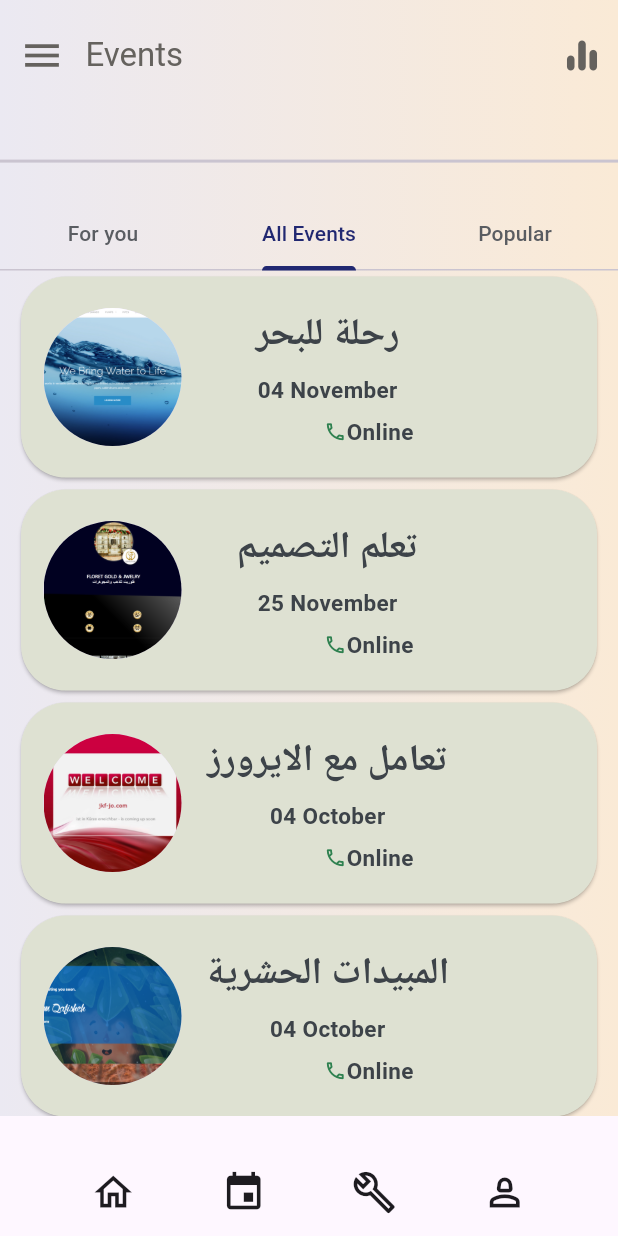
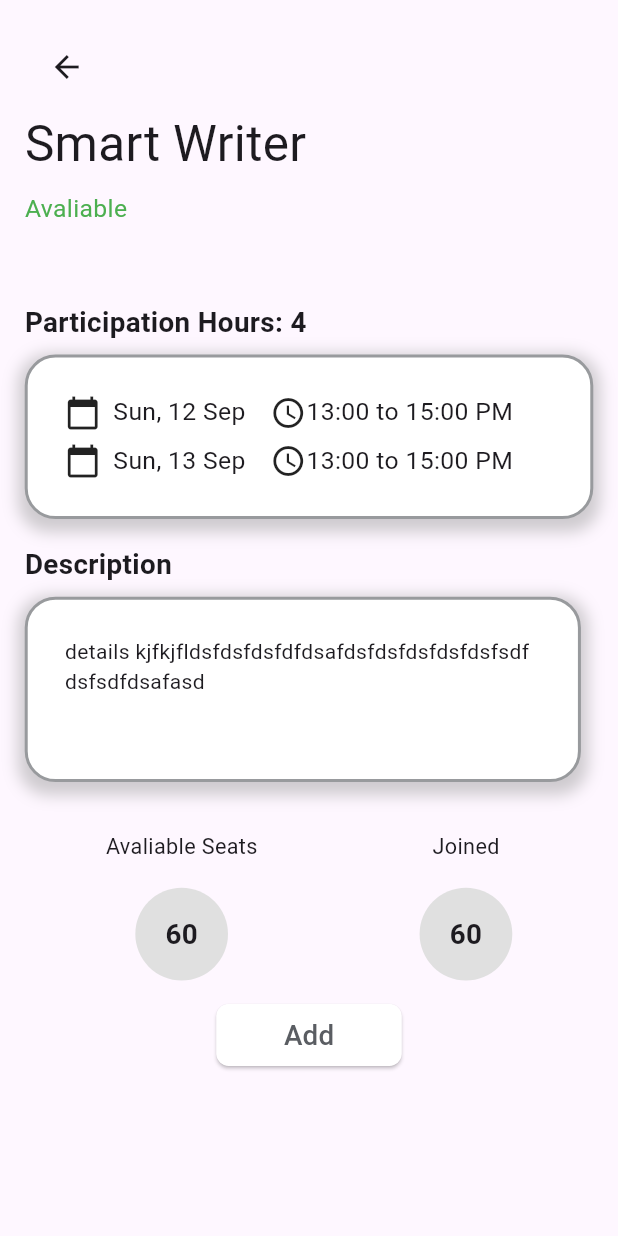
Before and after one commit to asem-kurd/gen-z, a Flutter app: the screen it shows after launch, on a phone screen of 412 x 824 dp. Run offline on Flutter 3.47's test engine with Material 3 defaults, Android fonts, the phone set to English and light mode, and no system bars; our stand-ins replace device_preview, get; missing offline and left inert: drop_down_list.

Commit message:
Add Event details screen #AK

```diff
--- /dev/null
+++ b/lib/create account/add_events.dart
@@ -0,0 +1,39 @@
+import 'package:flutter/material.dart';
+import 'package:flutter_application_99/repetitions/icon_bar.dart';
+import 'package:flutter_application_99/widgets/app_bar3.dart';
+
+class AddEvents extends StatelessWidget {
+  const AddEvents({super.key});
+
+  @override
+  Widget build(BuildContext context) {
+    final screenHeight = MediaQuery.sizeOf(context).height;
+    return MaterialApp(
+      debugShowCheckedModeBanner: false,
+      home: Scaffold(
+        body: Container(
+          decoration: const BoxDecoration(
+            gradient: LinearGradient(
+              colors: [
+                Color(0xFFebe9f2),
+                Color(0xFFfaead6),
+              ],
+            ),
+          ),
+          child: Padding(
+            padding: const EdgeInsets.all(20),
+            child: Column(
+              children: [
+                CustomAppBar3(
+                  appBarName: "Events",
+                  toolbarHeight: screenHeight * 0.09,
+                ),
+              ],
+            ),
+          ),
+        ),
+        bottomNavigationBar: const CustomBottomAppBar(),
+      ),
+    );
+  }
+}
--- a/lib/main.dart
+++ b/lib/main.dart
@@ -1,6 +1,8 @@
 import 'package:device_preview/device_preview.dart';
 import 'package:flutter/foundation.dart';
 import 'package:flutter/material.dart';
+import 'package:flutter_application_99/create%20account/add_events.dart';
+import 'package:flutter_application_99/screens/event_details.dart';
 import 'package:flutter_application_99/screens/events_screen.dart';
 import 'package:flutter_application_99/screens/filter_events_screen.dart';
 import 'package:flutter_application_99/screens/home_screen.dart';
@@ -16,8 +18,12 @@ void main() {
   WidgetsFlutterBinding.ensureInitialized();
   // SharedPreferences sharedpref = await SharedPreferences.getInstance();
 
-  runApp(DevicePreview(
-      enabled: !kReleaseMode, builder: (context) => const MyApp()));
+  runApp(
+    DevicePreview(
+      enabled: !kReleaseMode,
+      builder: (context) => const MyApp(),
+    ),
+  );
 }
 
 class MyApp extends StatelessWidget {
@@ -27,7 +33,7 @@ class MyApp extends StatelessWidget {
   Widget build(BuildContext context) {
     return GetMaterialApp(
       debugShowCheckedModeBanner: false,
-      initialRoute: '/EventsScreen',
+      initialRoute: '/EventDetails',
       getPages: [
         GetPage(
           name: '/HomeScreen',
@@ -57,6 +63,14 @@ class MyApp extends StatelessWidget {
           name: '/EventsScreen',
           page: () => const EventsScreen(),
         ),
+        GetPage(
+          name: '/AddEvents',
+          page: () => const AddEvents(),
+        ),
+        GetPage(
+          name: '/EventDetails',
+          page: () => const EventDetails(),
+        ),
       ],
     );
   }
--- /dev/null
+++ b/lib/screens/event_details.dart
@@ -0,0 +1,196 @@
+import 'package:flutter/material.dart';
+import 'package:flutter_application_99/widgets/event_seats_or_joined.dart';
+
+class EventDetails extends StatelessWidget {
+  const EventDetails({super.key});
+
+  @override
+  Widget build(BuildContext context) {
+    final screenHeight = MediaQuery.sizeOf(context).height;
+    final screenWidth = MediaQuery.sizeOf(context).width;
+
+    return Scaffold(
+      body: Padding(
+        padding:
+            EdgeInsets.all(screenWidth * 0.04), // Adjust padding dynamically
+        child: ListView(
+          children: [
+            Column(
+              crossAxisAlignment: CrossAxisAlignment.start,
+              children: [
+                AppBar(
+                  leading: IconButton(
+                    icon: const Icon(Icons.arrow_back),
+                    onPressed: () {
+                      // Implement back button functionality
+                    },
+                  ),
+                  actions: const [],
+                ),
+                Text(
+                  'Smart Writer',
+                  style: TextStyle(
+                    fontSize: screenWidth * 0.08, // Responsive font size
+                  ),
+                ),
+                SizedBox(height: screenHeight * 0.01), // Dynamic spacing
+                Row(
+                  children: [
+                    Text(
+                      'Avaliable',
+                      style: TextStyle(
+                        color: Colors.green,
+                        fontSize: screenWidth * 0.04, // Responsive font size
+                      ),
+                    ),
+                  ],
+                ),
+                SizedBox(height: screenHeight * 0.06), // Dynamic spacing
+                Text(
+                  'Participation Hours: 4',
+                  style: TextStyle(
+                    fontSize: screenWidth * 0.045, // Responsive font size
+                    fontWeight: FontWeight.bold,
+                  ),
+                ),
+                SizedBox(height: screenHeight * 0.01), // Dynamic spacing
+                Container(
+                  width: screenWidth,
+                  decoration: BoxDecoration(
+                    border: Border.all(
+                      color: const Color(0xff989A9D),
+                      width: 2,
+                    ),
+                    color: Colors.white,
+                    borderRadius: BorderRadius.circular(screenWidth * 0.05),
+                    boxShadow: [
+                      BoxShadow(
+                        color: Colors.grey.withOpacity(0.5),
+                        spreadRadius: screenWidth * 0.01,
+                        blurRadius: screenWidth * 0.02,
+                        offset: Offset(0, screenHeight * 0.005),
+                      ),
+                    ],
+                  ),
+                  child: Padding(
+                    padding: EdgeInsets.all(screenWidth * 0.06),
+                    child: Column(
+                      children: [
+                        Row(
+                          children: [
+                            const Icon(Icons.calendar_today),
+                            SizedBox(width: screenWidth * 0.02),
+                            Text(
+                              'Sun, 12 Sep',
+                              style: TextStyle(fontSize: screenWidth * 0.04),
+                            ),
+                            SizedBox(width: screenWidth * 0.04),
+                            const Icon(Icons.access_time),
+                            Text(
+                              '13:00 to 15:00 PM',
+                              style: TextStyle(fontSize: screenWidth * 0.04),
+                            ),
+                          ],
+                        ),
+                        SizedBox(height: screenHeight * 0.01),
+                        Row(
+                          children: [
+                            const Icon(Icons.calendar_today),
+                            SizedBox(width: screenWidth * 0.02),
+                            Text(
+                              'Sun, 13 Sep',
+                              style: TextStyle(fontSize: screenWidth * 0.04),
+                            ),
+                            SizedBox(width: screenWidth * 0.04),
+                            const Icon(Icons.access_time),
+                            Text(
+                              '13:00 to 15:00 PM',
+                              style: TextStyle(fontSize: screenWidth * 0.04),
+                            ),
+                          ],
+                        ),
+                      ],
+                    ),
+                  ),
+                ),
+                SizedBox(height: screenHeight * 0.02), // Dynamic spacing
+                Text(
+                  'Description',
+                  style: TextStyle(
+                    fontSize: screenWidth * 0.045, // Responsive font size
+                    fontWeight: FontWeight.bold,
+                  ),
+                ),
+                SizedBox(height: screenHeight * 0.01), // Dynamic spacing
+                Container(
+                  decoration: BoxDecoration(
+                    border: Border.all(
+                      color: const Color(0xff989A9D),
+                      width: 2,
+                    ),
+                    color: Colors.white,
+                    borderRadius: BorderRadius.circular(screenWidth * 0.05),
+                    boxShadow: [
+                      BoxShadow(
+                        color: Colors.grey.withOpacity(0.5),
+                        spreadRadius: screenWidth * 0.01,
+                        blurRadius: screenWidth * 0.02,
+                        offset: Offset(0, screenHeight * 0.005),
+                      ),
+                    ],
+                  ),
+                  height: screenHeight * 0.15, // Responsive height
+                  width: screenWidth * 0.9, // Responsive width
+                  child: Padding(
+                    padding: EdgeInsets.all(screenWidth * 0.06),
+                    child: const Text(
+                      "details kjfkjfldsfdsfdsfdfdsafdsfdsfdsfdsfdsfsdfdsfsdfdsafasd",
+                    ),
+                  ),
+                ),
+                SizedBox(height: screenHeight * 0.04), // Dynamic spacing
+                // ignore: prefer_const_constructors
+                Row(
+                  mainAxisAlignment: MainAxisAlignment.spaceAround,
+                  children: const [
+                    EventSeatsOrJoined(
+                      name: "Avaliable Seats",
+                      number: 60,
+                    ),
+                    EventSeatsOrJoined(
+                      name: "Joined",
+                      number: 60,
+                    ),
+                  ],
+                ),
+                SizedBox(height: screenHeight * 0.015), // Dynamic spacing
+                Center(
+                  child: ElevatedButton(
+                    style: ElevatedButton.styleFrom(
+                      backgroundColor: Colors.white,
+                      foregroundColor: const Color(0xff5A5D62),
+                      shape: RoundedRectangleBorder(
+                        borderRadius: BorderRadius.circular(screenWidth * 0.02),
+                      ),
+                      minimumSize: Size(
+                        screenWidth * 0.3, // Dynamic button width
+                        screenHeight * 0.05, // Dynamic button height
+                      ),
+                    ),
+                    onPressed: () {
+                      // Add hours or requests action
+                    },
+                    child: Text(
+                      "Add",
+                      style: TextStyle(fontSize: screenWidth * 0.045),
+                    ),
+                  ),
+                ),
+              ],
+            ),
+          ],
+        ),
+      ),
+    );
+  }
+}
--- /dev/null
+++ b/lib/widgets/app_bar3.dart
@@ -0,0 +1,19 @@
+import 'package:flutter/material.dart';
+
+class CustomAppBar3 extends StatelessWidget implements PreferredSizeWidget {
+  final double toolbarHeight;
+  final String appBarName;
+
+  const CustomAppBar3(
+      {super.key, required this.toolbarHeight, required this.appBarName});
+
+  @override
+  Widget build(BuildContext context) {
+    return AppBar(
+
+    );
+  }
+
+  @override
+  Size get preferredSize => Size.fromHeight(toolbarHeight);
+}
--- /dev/null
+++ b/lib/widgets/event_seats_or_joined.dart
@@ -0,0 +1,43 @@
+import 'package:flutter/material.dart';
+
+class EventSeatsOrJoined extends StatelessWidget {
+  final int number;
+  final String name;
+  const EventSeatsOrJoined({
+    super.key,
+    required this.number,
+    required this.name,
+  });
+
+  @override
+  Widget build(BuildContext context) {
+    final screenHeight = MediaQuery.sizeOf(context).height;
+    final screenWidth = MediaQuery.sizeOf(context).width;
+    return Column(
+      children: [
+        Text(
+          name,
+          style: TextStyle(fontSize: screenWidth * 0.035),
+        ),
+        SizedBox(height: screenHeight * 0.02),
+        Container(
+          width: screenWidth * 0.15,
+          height: screenWidth * 0.15,
+          decoration: BoxDecoration(
+            shape: BoxShape.circle,
+            color: Colors.grey[300],
+          ),
+          child: Center(
+            child: Text(
+              number.toString(),
+              style: TextStyle(
+                fontSize: screenWidth * 0.045,
+                fontWeight: FontWeight.bold,
+              ),
+            ),
+          ),
+        ),
+      ],
+    );
+  }
+}
```
